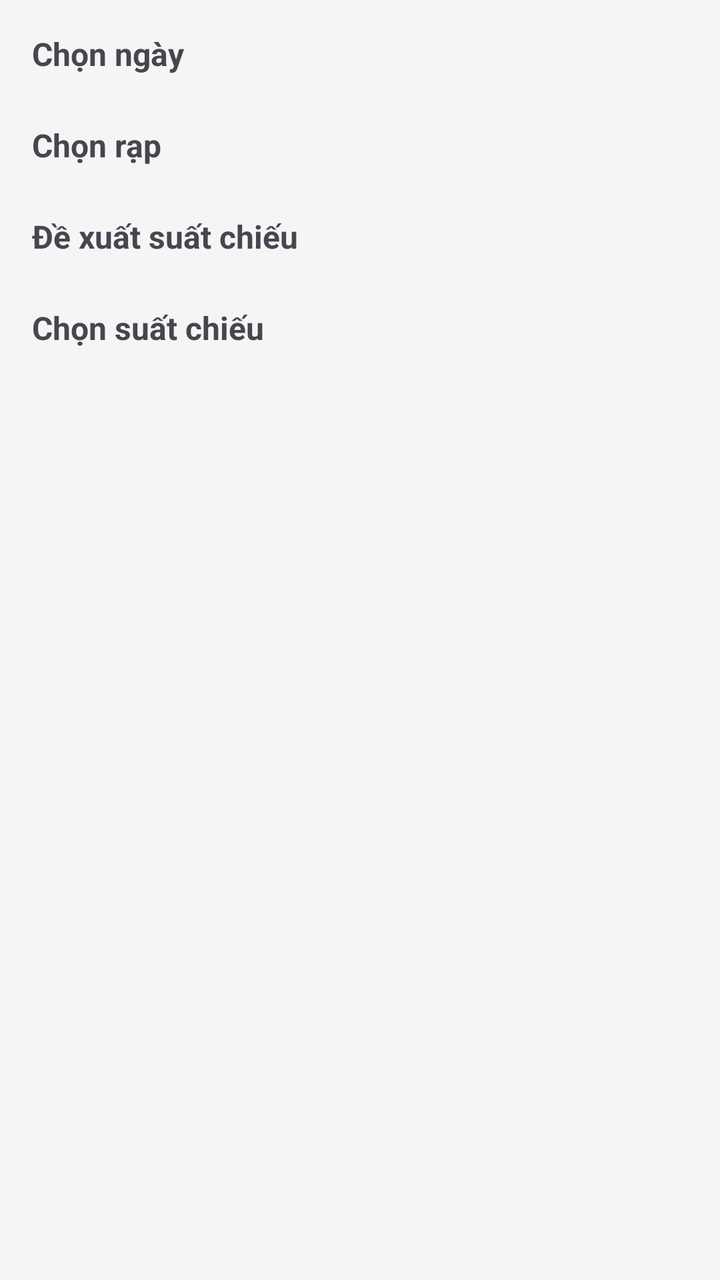
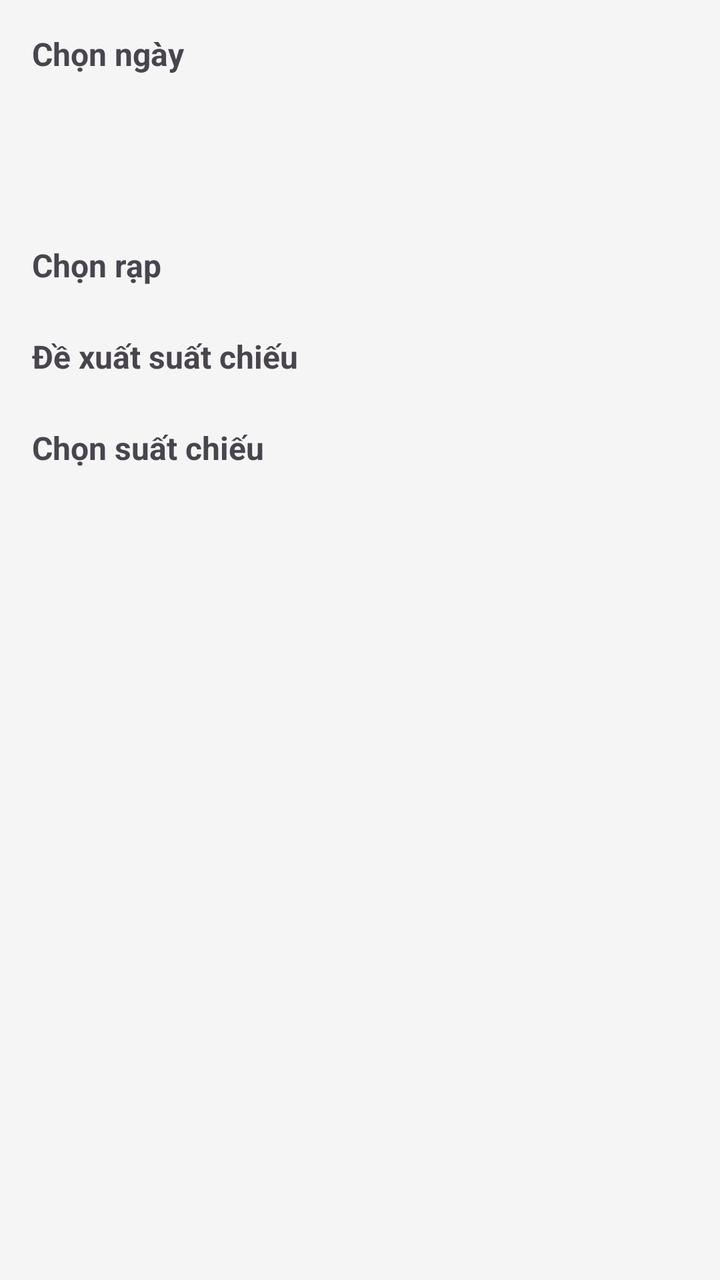

An Android layout rendered at two revisions. The XML below is the earlier revision; the diff shows what the commit changed to produce the second picture.
<!-- AndroidManifest.xml: application theme Theme.BTLNHOM17 -->
<!-- res/layout/activity_chon_suat.xml -->
<?xml version="1.0" encoding="utf-8"?>
<ScrollView xmlns:android="http://schemas.android.com/apk/res/android"
    android:layout_width="match_parent"
    android:layout_height="match_parent"
    android:background="#F5F5F5">

    <LinearLayout
        android:orientation="vertical"
        android:padding="16dp"
        android:layout_width="match_parent"
        android:layout_height="wrap_content">

        
        <TextView
            android:text="Chọn ngày"
            android:textStyle="bold"
            android:textSize="16sp"
            android:layout_width="wrap_content"
            android:layout_height="wrap_content" />

        <androidx.recyclerview.widget.RecyclerView
            android:id="@+id/recyclerNgay"
            android:layout_width="match_parent"
            android:layout_height="wrap_content"
            android:layout_marginTop="8dp"
            android:nestedScrollingEnabled="false"
            android:overScrollMode="never"
            android:scrollbars="none" />

        
        <TextView
            android:text="Chọn rạp"
            android:textStyle="bold"
            android:textSize="16sp"
            android:layout_marginTop="16dp"
            android:layout_width="wrap_content"
            android:layout_height="wrap_content" />

        <androidx.recyclerview.widget.RecyclerView
            android:id="@+id/recyclerRap"
            android:layout_width="match_parent"
            android:layout_height="wrap_content"
            android:layout_marginTop="8dp"
            />

        
        <TextView
            android:text="Đề xuất suất chiếu"
            android:textStyle="bold"
            android:textSize="16sp"
            android:layout_marginTop="16dp"
            android:layout_width="wrap_content"
            android:layout_height="wrap_content" />

        <LinearLayout
            android:id="@+id/layoutDeXuat"
            android:layout_width="match_parent"
            android:layout_height="wrap_content"
            android:orientation="vertical"
            android:layout_marginTop="8dp" />

        
        <TextView
            android:text="Chọn suất chiếu"
            android:textStyle="bold"
            android:textSize="16sp"
            android:layout_marginTop="16dp"
            android:layout_width="wrap_content"
            android:layout_height="wrap_content" />

        <androidx.recyclerview.widget.RecyclerView
            android:id="@+id/recyclerSuat"
            android:layout_width="match_parent"
            android:layout_height="wrap_content"
            android:layout_marginTop="8dp"
            android:nestedScrollingEnabled="false" />

    </LinearLayout>
</ScrollView>
<!-- resources referenced by this layout -->
<resources>
  <style name="Theme.BTLNHOM17" parent="Base.Theme.BTLNHOM17" />
  <style name="Base.Theme.BTLNHOM17" parent="Theme.Material3.DayNight.NoActionBar">
          
          
      </style>
</resources>

<!-- the commit's change to res/layout/activity_chon_suat.xml (unified diff, before → after) -->
@@ -21,11 +21,13 @@
         <androidx.recyclerview.widget.RecyclerView
             android:id="@+id/recyclerNgay"
             android:layout_width="match_parent"
-            android:layout_height="wrap_content"
+            android:layout_height="60dp"
             android:layout_marginTop="8dp"
-            android:nestedScrollingEnabled="false"
-            android:overScrollMode="never"
-            android:scrollbars="none" />
+            android:scrollbars="horizontal"
+            android:overScrollMode="always"
+            android:nestedScrollingEnabled="false" />
+
+
 
         
         <TextView
